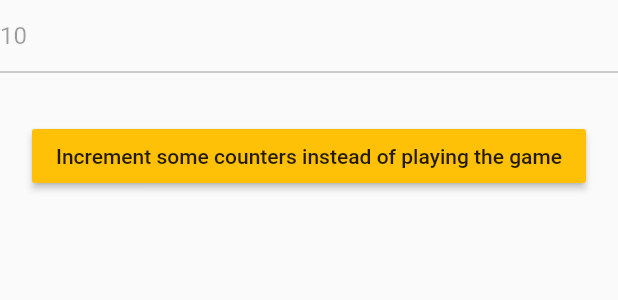
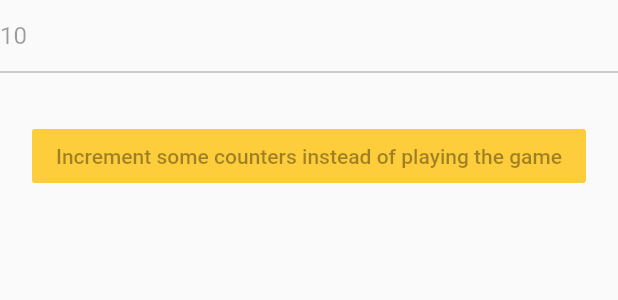
Before and after one commit to ajoshi/KoLMiner, a Flutter app: the MiningInputFields widget shown alone on an empty page, opened directly with empty values, on a phone screen of 412 x 824 dp. Shown: the top 300 px of the screen. Run offline on Flutter 3.47's test engine with Material 2 defaults, Android fonts, the phone set to English and light mode, and no system bars; our stand-ins replace shared_preferences; accounts and stored records are empty; network calls fail.

Commit message:
Disable mine button UI when mining

```diff
--- a/lib/widgets/mining/mining_input.dart
+++ b/lib/widgets/mining/mining_input.dart
@@ -37,7 +37,7 @@ class MiningInputFields extends StatelessWidget {
         new Padding(padding: EdgeInsets.only(top: 10.0)),
         getPlatformButton(
           context,
-          onPressed: _onMineClicked,
+          onPressed: enable?  _onMineClicked : null,
           child: new Text(
             'Increment some counters instead of playing the game',
           ),
--- a/lib/widgets/platformui.dart
+++ b/lib/widgets/platformui.dart
@@ -14,5 +14,6 @@ Widget getPlatformButton(BuildContext context, {Widget child, Color color, VoidC
     onPressed: onPressed,
     child: child,
     color: color,
+    disabledColor: color.withAlpha(200),
   );
 }
```
